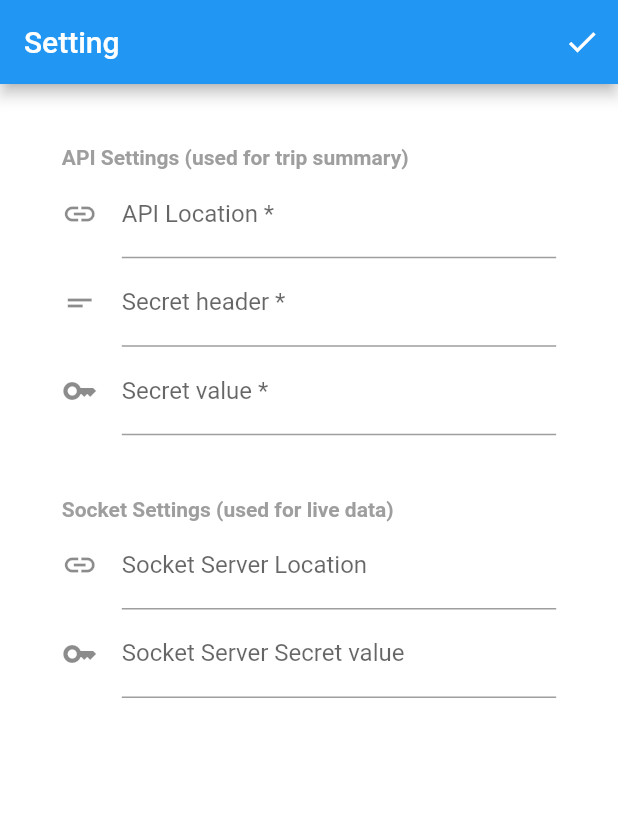
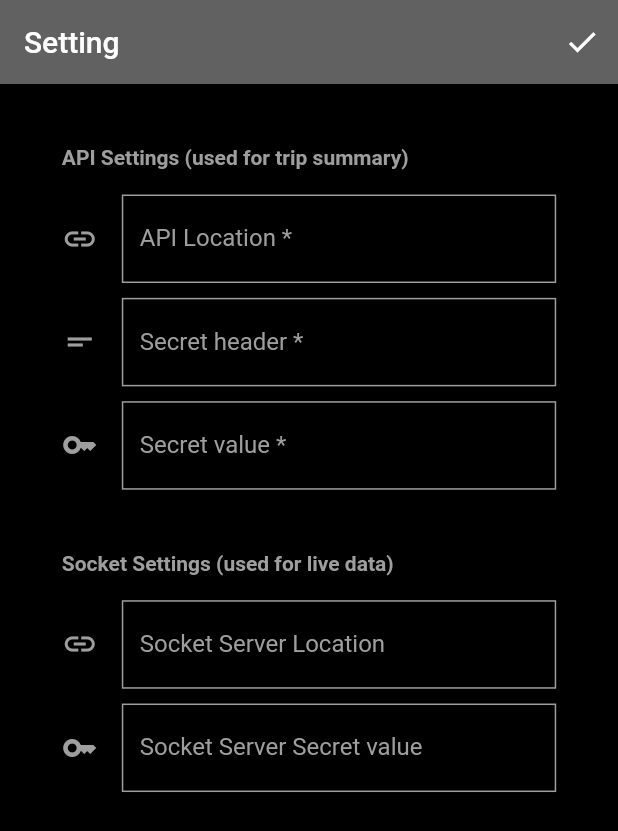
Before and after one commit to nicomahery/ECCM-Client, a Flutter app: the screen it shows after launch, on a phone screen of 412 x 824 dp. Shown: the top 831 px of the screen. Run offline on Flutter 3.47's test engine with Material 2 defaults, Android fonts, the light colour scheme and no system bars; our stand-ins replace fl_chart, flutter_map, get_it, go_router, latlong2, shared_preferences and 1 more; missing offline and left inert: eccm_widget.

Commit message:
new theming implemented

```diff
--- a/lib/main.dart
+++ b/lib/main.dart
@@ -65,7 +65,57 @@ class App extends StatelessWidget {
     return MaterialApp.router(
       title: 'ECCM Client',
       theme: ThemeData(
-        primarySwatch: Colors.blue,
+        primarySwatch: Colors.grey,
+        splashColor: Colors.grey,
+        appBarTheme: AppBarTheme(
+          backgroundColor: Colors.grey.shade700,
+          foregroundColor: Colors.white
+        ),
+        cardTheme: CardTheme(
+          color: Colors.black,
+        ),
+        dividerTheme: DividerThemeData(
+          color: Colors.white,
+          thickness: 2
+        ),
+
+        inputDecorationTheme: InputDecorationTheme(
+          iconColor: Colors.grey,
+          hintStyle: TextStyle(
+            color: Colors.grey,
+          ),
+          helperStyle: TextStyle(
+            color: Colors.grey,
+          ),
+          suffixStyle: TextStyle(
+            color: Colors.grey,
+          ),
+          labelStyle: TextStyle(
+            color: Colors.grey,
+          ),
+          enabledBorder: OutlineInputBorder(
+            borderSide: BorderSide(
+                color: Colors.grey,
+                style: BorderStyle.solid
+            ),
+            borderRadius: const BorderRadius.all(Radius.zero)
+          ),
+          focusedBorder: OutlineInputBorder(
+            borderSide: BorderSide(
+                color: Colors.white,
+                style: BorderStyle.solid
+            ),
+            borderRadius: const BorderRadius.all(Radius.zero)
+          ),
+          border: OutlineInputBorder(
+            borderSide: BorderSide(
+              color: Colors.grey,
+              style: BorderStyle.solid
+            ),
+            borderRadius: const BorderRadius.all(Radius.zero)
+          ),
+
+        )
       ),
       routerDelegate: this._router.routerDelegate,
       routeInformationParser: this._router.routeInformationParser,
--- a/lib/pages/setting_page.dart
+++ b/lib/pages/setting_page.dart
@@ -102,7 +102,7 @@ class _SettingPageState extends State<SettingPage> {
     double width = MediaQuery.of(context).size.width;
     double height = MediaQuery.of(context).size.height;
     return Scaffold(
-      backgroundColor: Colors.white,
+      backgroundColor: Colors.black,
       appBar: AppBar(
         title: const Text('Setting'),
         actions: [
@@ -145,7 +145,9 @@ class _SettingPageState extends State<SettingPage> {
                             fontWeight: FontWeight.bold
                         ),
                       ),
-                      TextFormField(
+                      Padding(
+                        padding: EdgeInsets.only(top: height * 0.02),
+                        child: TextFormField(
                           validator: (value) => this._validateField(value),
                           controller: this._apiLocationController,
                           decoration: const InputDecoration(
@@ -154,7 +156,10 @@ class _SettingPageState extends State<SettingPage> {
                             labelText: 'API Location *',
                           ),
                         ),
-                      TextFormField(
+                      ),
+                      Padding(
+                        padding: EdgeInsets.only(top: height * 0.012),
+                        child: TextFormField(
                           validator: (value) => this._validateField(value),
                           controller: this._apiSecretHeaderController,
                           decoration: const InputDecoration(
@@ -162,13 +167,17 @@ class _SettingPageState extends State<SettingPage> {
                             labelText: 'Secret header *',
                           ),
                         ),
-                      TextFormField(
+                      ),
+                      Padding(
+                        padding: EdgeInsets.only(top: height * 0.012),
+                        child: TextFormField(
                           obscureText: true,
                           validator: (value) => this._validateField(value),
                           controller: this._apiSecretController,
                           decoration: const InputDecoration(
                             icon: Icon(Icons.key),
                             labelText: 'Secret value *',
+                          ),
                         ),
                       ),
                     ],
@@ -190,7 +199,9 @@ class _SettingPageState extends State<SettingPage> {
                             fontWeight: FontWeight.bold
                         ),
                       ),
-                      TextFormField(
+                      Padding(
+                        padding: EdgeInsets.only(top: height * 0.02),
+                        child: TextFormField(
                           validator: (value) => this._validateField(value),
                           controller: this._socketServerLocationController,
                           decoration: const InputDecoration(
@@ -199,13 +210,18 @@ class _SettingPageState extends State<SettingPage> {
                             labelText: 'Socket Server Location',
                           ),
                         ),
-                      TextFormField(
+                      ),
+                      Padding(
+                        padding: EdgeInsets.only(top: height * 0.012),
+                        child: TextFormField(
                           obscureText: true,
                           validator: (value) => this._validateField(value),
                           controller: this._socketSecretController,
                           decoration: const InputDecoration(
                             icon: Icon(Icons.key),
                             labelText: 'Socket Server Secret value',
+
+                          ),
                         ),
                       ),
                     ],
--- a/lib/pages/trip_page.dart
+++ b/lib/pages/trip_page.dart
@@ -32,7 +32,7 @@ class _TripPageState extends State<TripPage> {
     double width = MediaQuery.of(context).size.width;
     double height = MediaQuery.of(context).size.height;
     return Scaffold(
-        backgroundColor: Colors.white,
+        backgroundColor: Colors.black,
         appBar: AppBar(
           title: const Text('Trip summary'),
         ),
```
Also changed, not shown: lib/pages/home_page.dart (+27 -9 lines), lib/pages/live_page.dart (+7 -3 lines), lib/pages/trip_list_page.dart (+6 -3 lines), lib/widgets/trip_summary_card_widget.dart (+19 -4 lines). Lines whose indentation alone changed are shown as unchanged.
